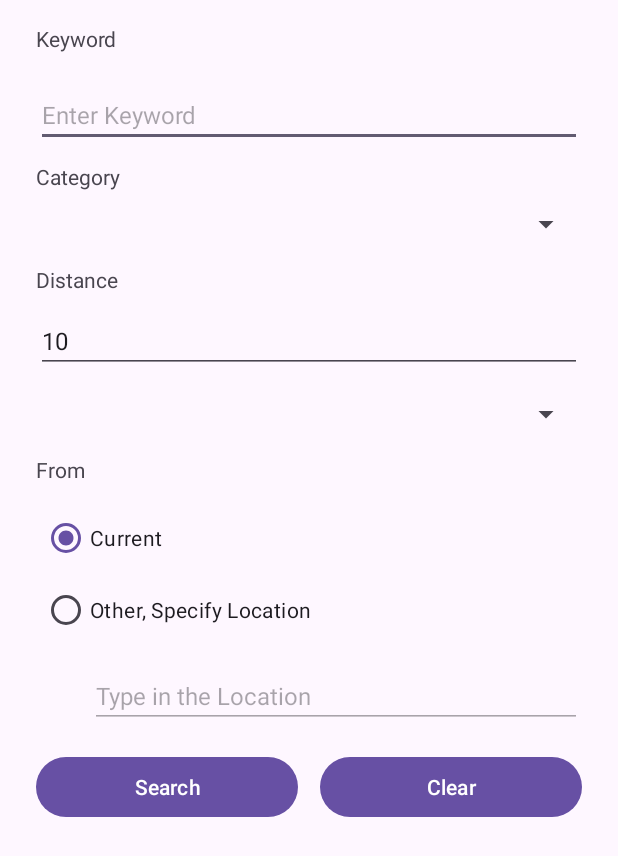
After one commit to Sardor-M/Event-Us, an Android app: the fragment SearchFragment shown on its own in the app's theme, on a phone screen of 412 x 824 dp. The commit adds this screen. Shown: the top 856 px of the screen. Run offline under Robolectric (Android 15) with nearby library versions, the phone set to English and light mode, and no system bars.

Commit message:
adding search fragment

```diff
--- /dev/null
+++ b/app/src/main/java/com/example/final_project/SearchFragment.java
@@ -0,0 +1,33 @@
+package com.example.final_project;
+
+import android.os.Bundle;
+
+import androidx.fragment.app.Fragment;
+
+import android.view.LayoutInflater;
+import android.view.View;
+import android.view.ViewGroup;
+
+
+public class SearchFragment extends Fragment {
+
+
+
+    public SearchFragment() {
+        // Required empty public constructor
+    }
+
+
+    @Override
+    public void onCreate(Bundle savedInstanceState) {
+        super.onCreate(savedInstanceState);
+
+    }
+
+    @Override
+    public View onCreateView(LayoutInflater inflater, ViewGroup container,
+                             Bundle savedInstanceState) {
+        // Inflate the layout for this fragment
+        return inflater.inflate(R.layout.fragment_search, container, false);
+    }
+}
--- /dev/null
+++ b/app/src/main/res/layout/fragment_search.xml
@@ -0,0 +1,174 @@
+<?xml version="1.0" encoding="utf-8"?>
+<androidx.constraintlayout.widget.ConstraintLayout xmlns:android="http://schemas.android.com/apk/res/android"
+    xmlns:app="http://schemas.android.com/apk/res-auto"
+    xmlns:tools="http://schemas.android.com/tools"
+    android:layout_width="match_parent"
+    android:layout_height="match_parent">
+
+    <TextView
+        android:id="@+id/textView"
+        android:layout_width="wrap_content"
+        android:layout_height="wrap_content"
+        android:layout_marginStart="24dp"
+        android:layout_marginTop="16dp"
+        android:text="@string/keyword"
+        app:layout_constraintStart_toStartOf="parent"
+        app:layout_constraintTop_toTopOf="parent" />
+
+    <TextView
+        android:id="@+id/textView2"
+        android:layout_width="wrap_content"
+        android:layout_height="wrap_content"
+        android:layout_marginStart="24dp"
+        android:layout_marginTop="10dp"
+        android:text="@string/category"
+        app:layout_constraintStart_toStartOf="parent"
+        app:layout_constraintTop_toBottomOf="@+id/keyword" />
+
+    <TextView
+        android:id="@+id/textView3"
+        android:layout_width="wrap_content"
+        android:layout_height="wrap_content"
+        android:layout_marginStart="24dp"
+        android:layout_marginTop="15dp"
+        android:text="Distance"
+        app:layout_constraintStart_toStartOf="parent"
+        app:layout_constraintTop_toBottomOf="@+id/category" />
+
+    <TextView
+        android:id="@+id/textView4"
+        android:layout_width="wrap_content"
+        android:layout_height="wrap_content"
+        android:layout_marginStart="24dp"
+        android:layout_marginTop="15dp"
+        android:text="From"
+        app:layout_constraintStart_toStartOf="parent"
+        app:layout_constraintTop_toBottomOf="@+id/unit" />
+
+    <EditText
+        android:id="@+id/keyword"
+        android:layout_width="0dp"
+        android:layout_height="wrap_content"
+        android:layout_marginStart="24dp"
+        android:layout_marginTop="20dp"
+        android:layout_marginEnd="24dp"
+        android:ems="10"
+        android:hint="Enter Keyword"
+        android:inputType="text"
+        android:textSize="16sp"
+        app:layout_constraintEnd_toEndOf="parent"
+        app:layout_constraintStart_toStartOf="parent"
+        app:layout_constraintTop_toBottomOf="@+id/textView" />
+
+    <EditText
+        android:id="@+id/location"
+        android:layout_width="0dp"
+        android:layout_height="wrap_content"
+        android:layout_marginStart="60dp"
+        android:layout_marginTop="12dp"
+        android:layout_marginEnd="24dp"
+        android:ems="10"
+        android:enabled="false"
+        android:hint="Type in the Location"
+        android:inputType="text"
+        android:textSize="16sp"
+        app:layout_constraintEnd_toEndOf="parent"
+        app:layout_constraintHorizontal_bias="0.0"
+        app:layout_constraintStart_toStartOf="parent"
+        app:layout_constraintTop_toBottomOf="@+id/locationRadioGroup" />
+
+    <EditText
+        android:id="@+id/distance"
+        android:layout_width="0dp"
+        android:layout_height="wrap_content"
+        android:layout_marginStart="24dp"
+        android:layout_marginTop="10dp"
+        android:layout_marginEnd="24dp"
+        android:ems="10"
+        android:inputType="number"
+        android:text="10"
+        android:textSize="16sp"
+        app:layout_constraintEnd_toEndOf="parent"
+        app:layout_constraintHorizontal_bias="0.0"
+        app:layout_constraintStart_toStartOf="parent"
+        app:layout_constraintTop_toBottomOf="@+id/textView3" />
+
+    <Spinner
+        android:id="@+id/category"
+        android:layout_width="0dp"
+        android:layout_height="wrap_content"
+        android:layout_marginStart="24dp"
+        android:layout_marginTop="10dp"
+        android:layout_marginEnd="24dp"
+        android:spinnerMode="dropdown"
+        app:layout_constraintEnd_toEndOf="parent"
+        app:layout_constraintHorizontal_bias="0.0"
+        app:layout_constraintStart_toStartOf="parent"
+        app:layout_constraintTop_toBottomOf="@+id/textView2" />
+
+    <Spinner
+        android:id="@+id/unit"
+        android:layout_width="0dp"
+        android:layout_height="wrap_content"
+        android:layout_marginStart="24dp"
+        android:layout_marginTop="15dp"
+        android:layout_marginEnd="24dp"
+        android:spinnerMode="dropdown"
+        app:layout_constraintEnd_toEndOf="parent"
+        app:layout_constraintHorizontal_bias="0.0"
+        app:layout_constraintStart_toStartOf="parent"
+        app:layout_constraintTop_toBottomOf="@+id/distance" />
+
+    <RadioGroup
+        android:id="@+id/locationRadioGroup"
+        android:layout_width="0dp"
+        android:layout_height="wrap_content"
+        android:layout_marginStart="28dp"
+        android:layout_marginTop="12dp"
+        android:layout_marginEnd="24dp"
+        app:layout_constraintEnd_toEndOf="parent"
+        app:layout_constraintStart_toStartOf="parent"
+        app:layout_constraintTop_toBottomOf="@+id/textView4"
+        android:checkedButton="@id/here">
+
+        <RadioButton
+            android:layout_width="wrap_content"
+            android:layout_height="wrap_content"
+            android:id="@+id/here"
+            android:buttonTint="@color/accentBlue"
+            android:text="Current" />
+
+        <RadioButton
+            android:layout_width="wrap_content"
+            android:layout_height="wrap_content"
+            android:id="@+id/custom_location"
+            android:text="Other, Specify Location" />
+    </RadioGroup>
+
+    <Button
+        android:id="@+id/search"
+        android:layout_width="0dp"
+        android:layout_height="wrap_content"
+        android:layout_marginStart="24dp"
+        android:layout_marginTop="15dp"
+        android:layout_marginEnd="7dp"
+        android:text="Search"
+        app:layout_constraintEnd_toStartOf="@+id/clear"
+        app:layout_constraintHorizontal_bias="0.5"
+        app:layout_constraintStart_toStartOf="parent"
+        app:layout_constraintTop_toBottomOf="@+id/location" />
+
+    <Button
+        android:id="@+id/clear"
+        android:layout_width="0dp"
+        android:layout_height="wrap_content"
+        android:layout_marginStart="7dp"
+        android:layout_marginTop="15dp"
+        android:layout_marginEnd="24dp"
+        android:text="Clear"
+        app:layout_constraintEnd_toEndOf="parent"
+        app:layout_constraintHorizontal_bias="0.5"
+        app:layout_constraintStart_toEndOf="@+id/search"
+        app:layout_constraintTop_toBottomOf="@+id/location" />
+
+</androidx.constraintlayout.widget.ConstraintLayout>
--- a/app/src/main/res/layout/item_event.xml
+++ b/app/src/main/res/layout/item_event.xml
@@ -6,7 +6,7 @@
     android:padding="16dp">
 
     <TextView
-        android:id="@+id/textViewName"
+        android:id="@+id/textView"
         android:layout_width="match_parent"
         android:layout_height="wrap_content"
         android:textSize="18sp"
--- a/app/src/main/res/values/colors.xml
+++ b/app/src/main/res/values/colors.xml
@@ -1,5 +1,7 @@
 <?xml version="1.0" encoding="utf-8"?>
 <resources>
-    <color name="black">#FF000000</color>
-    <color name="white">#FFFFFFFF</color>
+    <color name="main">#6200EE</color>
+    <color name="mainDark">#3700B3</color>
+    <color name="accentBlue">#008577</color>
+    <color name="Black">#000000</color>
 </resources>
```
Also changed, not shown: app/src/main/java/com/example/final_project/EventbriteApiService.java (+2 -5 lines), app/src/main/java/com/example/final_project/FavoritesFragment.java (added, +33 -0 lines), app/src/main/java/com/example/final_project/MainActivity.java (+74 -15 lines), app/src/main/java/com/example/final_project/adapters/EventListAdapter.java (+10 -3 lines), app/src/main/res/layout/activity_main.xml (+37 -14 lines), app/src/main/res/layout/fragment_favorites.xml (added, +14 -0 lines), app/src/main/res/values/strings.xml (+19 -1 lines), app/src/main/res/values/styles.xml (added, +11 -0 lines).
